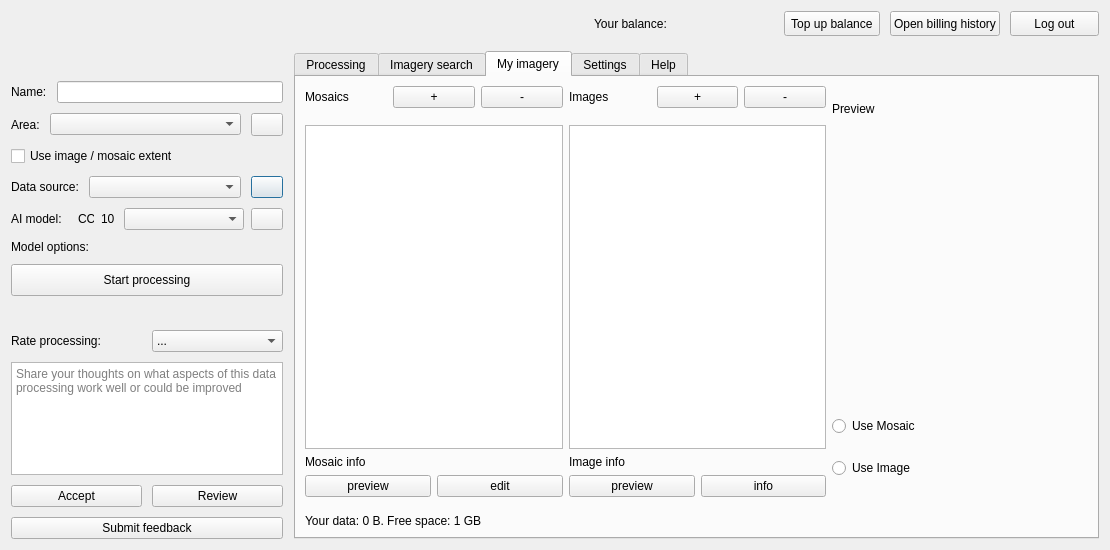
First picture: the form in mapflow/dialogs/static/ui/main_dialog.ui, repository Geoalert/mapflow-qgis, before the edit.
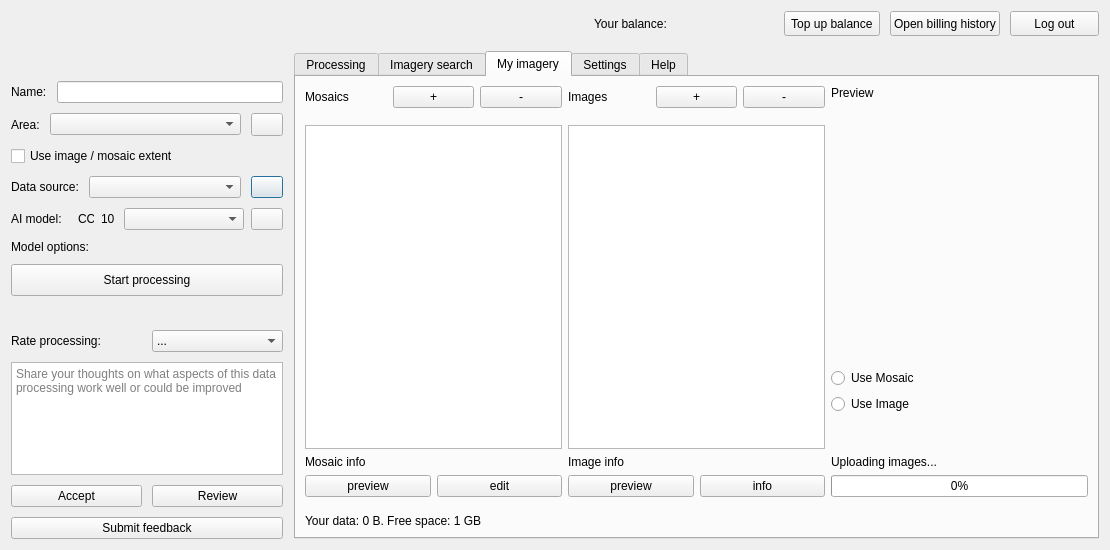
Second picture: the form after the edit. The open tabs and pages were chosen to show the change. Icons and pictures are not drawn. Custom widgets are drawn as their Qt base class.

Commit message: Show progress bar when uploading images to mosaic

```diff
--- a/mapflow/dialogs/static/ui/main_dialog.ui
+++ b/mapflow/dialogs/static/ui/main_dialog.ui
@@ -1572,6 +1572,30 @@
                  </property>
                 </widget>
                </item>
+               <item>
+                <layout class="QVBoxLayout" name="verticalLayout_11">
+                 <property name="topMargin">
+                  <number>0</number>
+                 </property>
+                 <item>
+                  <widget class="QLabel" name="uploadingImagesLabel">
+                   <property name="text">
+                    <string>Uploading images...</string>
+                   </property>
+                   <property name="alignment">
+                    <set>Qt::AlignBottom|Qt::AlignLeading|Qt::AlignLeft</set>
+                   </property>
+                  </widget>
+                 </item>
+                 <item>
+                  <widget class="QProgressBar" name="uploadProgressBar">
+                   <property name="value">
+                    <number>0</number>
+                   </property>
+                  </widget>
+                 </item>
+                </layout>
+               </item>
               </layout>
              </item>
             </layout>
```
The commit also changes 2 other files.
